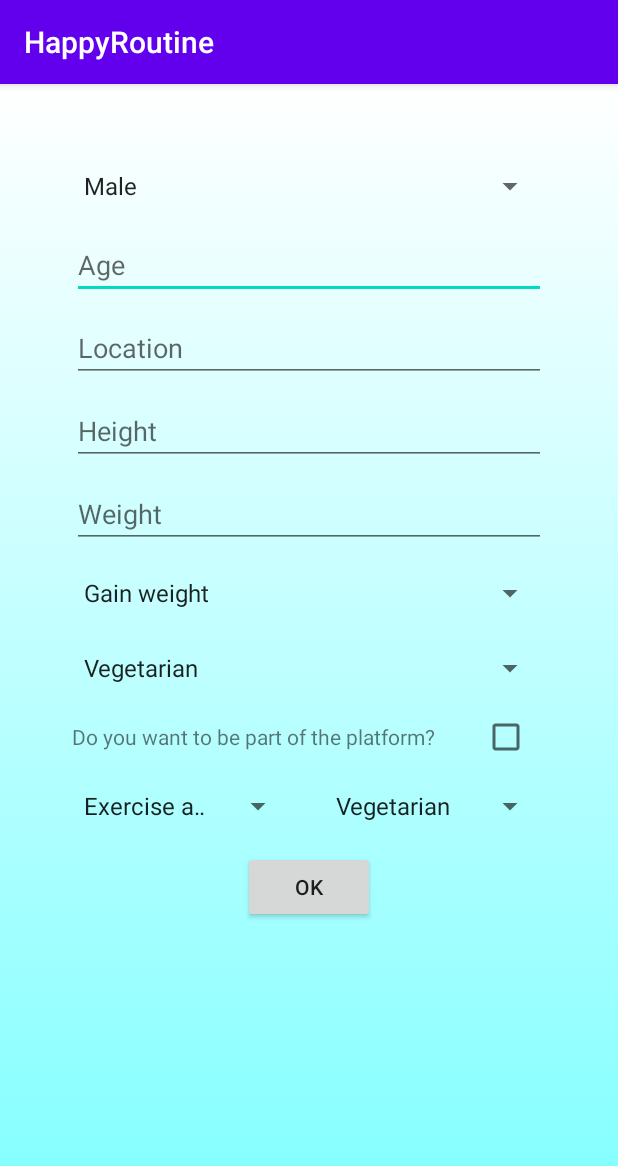
After one commit to JoanMartinMartrus/HappyRoutine, an Android app: the user_information screen opened directly, with no data from a screen before it, on a phone screen of 412 x 824 dp. The commit adds this screen. Shown: the top 1166 px of the screen. Run offline under Robolectric (Android 15) with nearby library versions, the phone set to English and light mode, and no system bars; Roboto replaces fonts that are not available here.

Commit message:
JMM 20/03/2020 - LY04 User information layout

```diff
--- a/app/src/main/AndroidManifest.xml
+++ b/app/src/main/AndroidManifest.xml
@@ -9,11 +9,12 @@
         android:roundIcon="@mipmap/ic_launcher_round"
         android:supportsRtl="true"
         android:theme="@style/AppTheme">
-        <activity android:name=".sign_up"></activity>
+        <activity android:name=".user_information"></activity>
+        <activity android:name=".sign_up" />
         <activity android:name=".log_in" />
-        <activity android:name=".MainActivity" >
-        <intent-filter>
-            <action android:name="android.intent.action.MAIN" />
+        <activity android:name=".MainActivity">
+            <intent-filter>
+                <action android:name="android.intent.action.MAIN" />
 
                 <category android:name="android.intent.category.LAUNCHER" />
             </intent-filter>
--- a/app/src/main/java/com/example/happyroutine/sign_up.kt
+++ b/app/src/main/java/com/example/happyroutine/sign_up.kt
@@ -16,4 +16,9 @@ class sign_up : AppCompatActivity() {
         val intent = Intent(this, log_in::class.java)
         startActivity(intent)
     }
+
+    fun goToUserInformation(view: View) {
+        val intent = Intent(this, user_information::class.java)
+        startActivity(intent)
+    }
 }
--- /dev/null
+++ b/app/src/main/java/com/example/happyroutine/user_information.kt
@@ -0,0 +1,20 @@
+package com.example.happyroutine
+
+import android.app.PendingIntent.getActivity
+import android.graphics.Color
+import androidx.appcompat.app.AppCompatActivity
+import android.os.Bundle
+import android.util.Log
+import android.view.View
+import android.widget.*
+import kotlinx.android.synthetic.main.activity_user_information.*
+
+class user_information : AppCompatActivity() {
+
+    override fun onCreate(savedInstanceState: Bundle?) {
+        super.onCreate(savedInstanceState)
+        setContentView(R.layout.activity_user_information)
+
+
+    }
+}
--- a/app/src/main/res/layout/activity_sign_up.xml
+++ b/app/src/main/res/layout/activity_sign_up.xml
@@ -63,6 +63,7 @@
         android:layout_gravity="center_horizontal"
         android:layout_weight="0.5"
         android:background="@drawable/rounded_button"
+        android:onClick="goToUserInformation"
         android:text="@string/sign_up"
         android:textColor="#FFFFFF"/>
 
--- /dev/null
+++ b/app/src/main/res/layout/activity_user_information.xml
@@ -0,0 +1,156 @@
+<?xml version="1.0" encoding="utf-8"?>
+<LinearLayout xmlns:android="http://schemas.android.com/apk/res/android"
+    android:layout_width="match_parent"
+    android:layout_height="match_parent"
+    android:background="@drawable/gradient_background"
+    android:orientation="vertical"
+    android:padding="48dp">
+
+    <Spinner
+        android:id="@+id/spinner_gender"
+        android:layout_width="match_parent"
+        android:layout_height="40dp"
+        android:entries="@array/gender"
+        />
+
+    <View
+        android:id="@+id/spacer_view"
+        android:layout_width="match_parent"
+        android:layout_height="10dp" />
+
+    <EditText
+        android:id="@+id/edit_text_age"
+        android:layout_width="match_parent"
+        android:layout_height="wrap_content"
+        android:layout_gravity="center_horizontal"
+        android:hint="@string/age"
+        android:importantForAutofill="no"
+        android:inputType="numberDecimal" />
+
+    <View
+        android:id="@+id/spacer_view1"
+        android:layout_width="match_parent"
+        android:layout_height="10dp" />
+
+    <EditText
+        android:id="@+id/edit_text_location"
+        android:layout_width="match_parent"
+        android:layout_height="wrap_content"
+        android:layout_gravity="center_horizontal"
+        android:hint="@string/location"
+        android:importantForAutofill="no"
+        android:inputType="textPostalAddress" />
+
+    <View
+        android:id="@+id/spacer_view2"
+        android:layout_width="match_parent"
+        android:layout_height="10dp" />
+
+    <EditText
+        android:id="@+id/edit_text_height"
+        android:layout_width="match_parent"
+        android:layout_height="wrap_content"
+        android:layout_gravity="center_horizontal"
+        android:hint="@string/height"
+        android:importantForAutofill="no"
+        android:inputType="numberDecimal" />
+
+    <View
+        android:id="@+id/spacer_view3"
+        android:layout_width="match_parent"
+        android:layout_height="10dp" />
+
+    <EditText
+        android:id="@+id/edit_text_weight"
+        android:layout_width="match_parent"
+        android:layout_height="wrap_content"
+        android:layout_gravity="center_horizontal"
+        android:hint="@string/weight"
+        android:importantForAutofill="no"
+        android:inputType="numberDecimal" />
+
+    <View
+        android:id="@+id/spacer_view4"
+        android:layout_width="match_parent"
+        android:layout_height="10dp" />
+    <Spinner
+        android:id="@+id/spinner_objectives"
+        android:layout_width="match_parent"
+        android:layout_height="40dp"
+        android:entries="@array/objectives"/>
+    <View
+        android:id="@+id/spacer_view5"
+        android:layout_width="match_parent"
+        android:layout_height="10dp" />
+
+    <Spinner
+        android:id="@+id/spinner_diet"
+        android:layout_width="match_parent"
+        android:layout_height="40dp"
+        android:entries="@array/diet"/>
+    <View
+        android:id="@+id/spacer_view6"
+        android:layout_width="match_parent"
+        android:layout_height="10dp" />
+
+    <LinearLayout
+        android:layout_width="match_parent"
+        android:layout_height="wrap_content"
+        android:orientation="horizontal">
+
+        <TextView
+            android:id="@+id/textView"
+            android:layout_width="wrap_content"
+            android:layout_height="wrap_content"
+            android:layout_weight="3"
+            android:text="@string/platform_answer"/>
+
+        <CheckBox
+            android:id="@+id/checkBox"
+            android:layout_width="wrap_content"
+            android:layout_height="wrap_content"
+            android:layout_weight="1" />
+    </LinearLayout>
+
+    <View
+        android:id="@+id/spacer_view7"
+        android:layout_width="match_parent"
+        android:layout_height="10dp" />
+
+    <LinearLayout
+        android:layout_width="match_parent"
+        android:layout_height="wrap_content"
+        android:orientation="horizontal">
+        <Spinner
+            android:id="@+id/spinner_offer"
+            android:layout_width="match_parent"
+            android:layout_height="40dp"
+            android:entries="@array/offer"
+            android:layout_weight="1" />
+        <View
+            android:id="@+id/spacer_view8"
+            android:layout_width="20dp"
+            android:layout_height="match_parent" />
+
+        <Spinner
+            android:id="@+id/spinner_needs"
+            android:layout_width="match_parent"
+            android:layout_height="40dp"
+            android:entries="@array/diet"
+            android:layout_weight="1" />
+
+    </LinearLayout>
+
+    <View
+        android:id="@+id/spacer_view9"
+        android:layout_width="match_parent"
+        android:layout_height="10dp" />
+
+    <Button
+        android:layout_width="wrap_content"
+        android:layout_height="wrap_content"
+        android:padding="8dp"
+        android:text="@string/ok"
+        android:layout_gravity="center_horizontal"/>
+
+</LinearLayout>
--- /dev/null
+++ b/app/src/main/res/values/arrays.xml
@@ -0,0 +1,29 @@
+<?xml version="1.0" encoding="utf-8"?>
+<resources>
+    <string-array name="gender">
+        <item>Male</item>
+        <item>Female</item>
+    </string-array>
+    <string-array name="objectives">
+        <item>Gain weight</item>
+        <item>Lose weight</item>
+        <item>Gain muscle</item>
+        <item>Exercise for health</item>
+    </string-array>
+    <string-array name="diet" >
+        <item>Vegetarian</item>
+        <item>Celiac</item>
+        <item>Lactose intolerant</item>
+    </string-array>
+    <string-array name="offer" >
+        <item>Exercise advice</item>
+        <item>Diet advice</item>
+        <item>Company</item>
+    </string-array>
+    <string-array name="needs" >
+        <item>Exercise advice</item>
+        <item>Diet advice</item>
+        <item>Company</item>
+    </string-array>
+
+</resources>
--- a/app/src/main/res/values/colors.xml
+++ b/app/src/main/res/values/colors.xml
@@ -5,4 +5,5 @@
     <color name="colorAccent">#03DAC5</color>
     <color name="colorBackgroundStart">#FFFFFF</color>
     <color name="colorBackgroundEnd">#7FFFFF</color>
+
 </resources>
--- a/app/src/main/res/values/strings.xml
+++ b/app/src/main/res/values/strings.xml
@@ -19,5 +19,11 @@
     <string name="text_happyroutine">HappyRoutine</string>
     <string name="logo_happyRoutine">Logo Happy Routine</string>
     <string name="slogan">Enjoy improving your health</string>
+    <string name="age">Age</string>
+    <string name="location">Location</string>
+    <string name="height">Height</string>
+    <string name="weight">Weight</string>
+    <string name="platform_answer">Do you want to be part of the platform?</string>
+    <string name="ok">OK</string>
 
 </resources>
```
